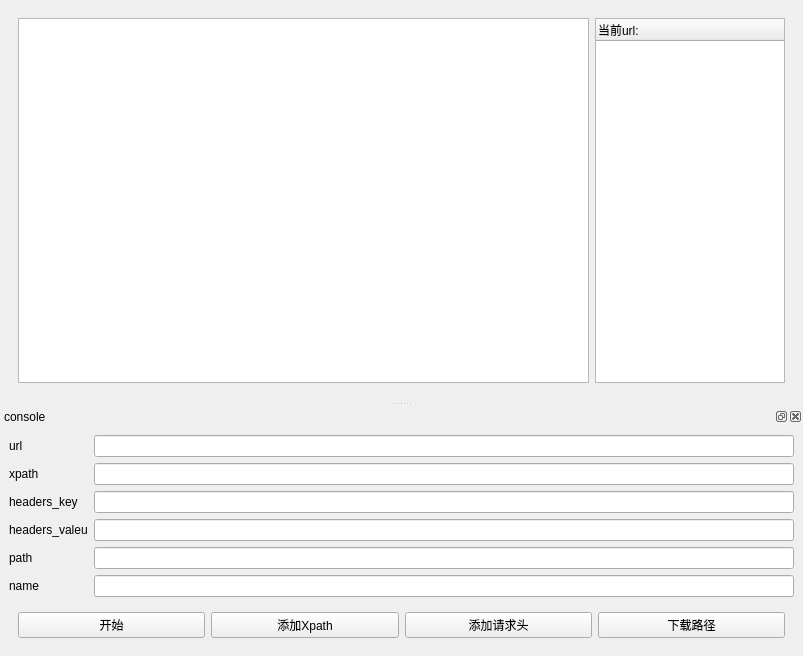
The window that main.ui (macoding1994/pyqt5_crawler) describes before a commit, drawn with Qt 5.
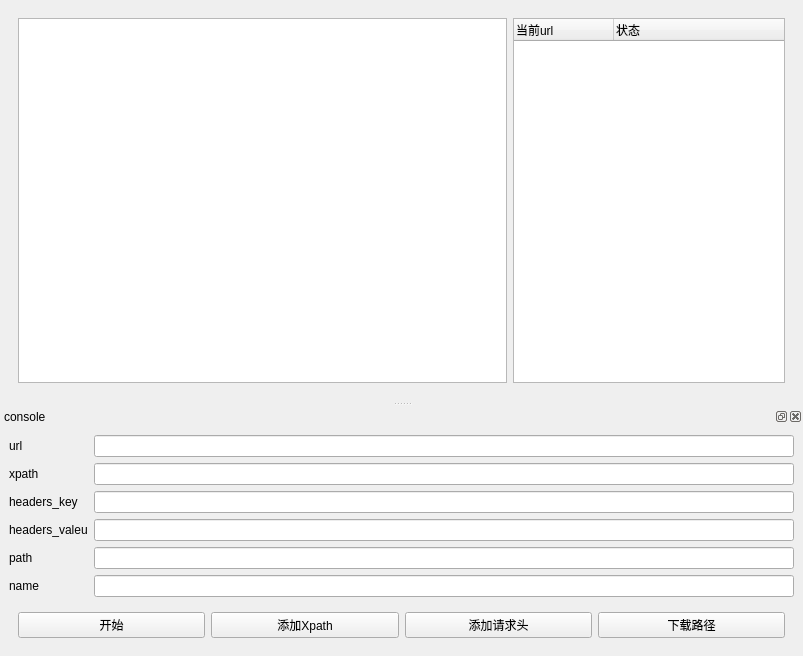
The same window after the commit.

Commit message: 线程池爬虫-- xpath 更新

What changed in the file:
```diff
--- a/main.ui
+++ b/main.ui
@@ -23,7 +23,7 @@
       <property name="title">
        <string/>
       </property>
-      <layout class="QGridLayout" name="gridLayout" columnstretch="9,3">
+      <layout class="QGridLayout" name="gridLayout" columnstretch="9,5">
        <item row="0" column="0">
         <widget class="QTextBrowser" name="textBrowser"/>
        </item>
@@ -31,7 +31,15 @@
         <widget class="QTreeWidget" name="treeWidget">
          <column>
           <property name="text">
-           <string>当前url:</string>
+           <string>当前url</string>
+          </property>
+         </column>
+         <column>
+          <property name="text">
+           <string>状态</string>
+          </property>
+          <property name="textAlignment">
+           <set>AlignLeading|AlignVCenter</set>
           </property>
          </column>
         </widget>
```
Left out of the diff: 20 changed lines with no effect on the pictures. The commit also changes 2 other files.
